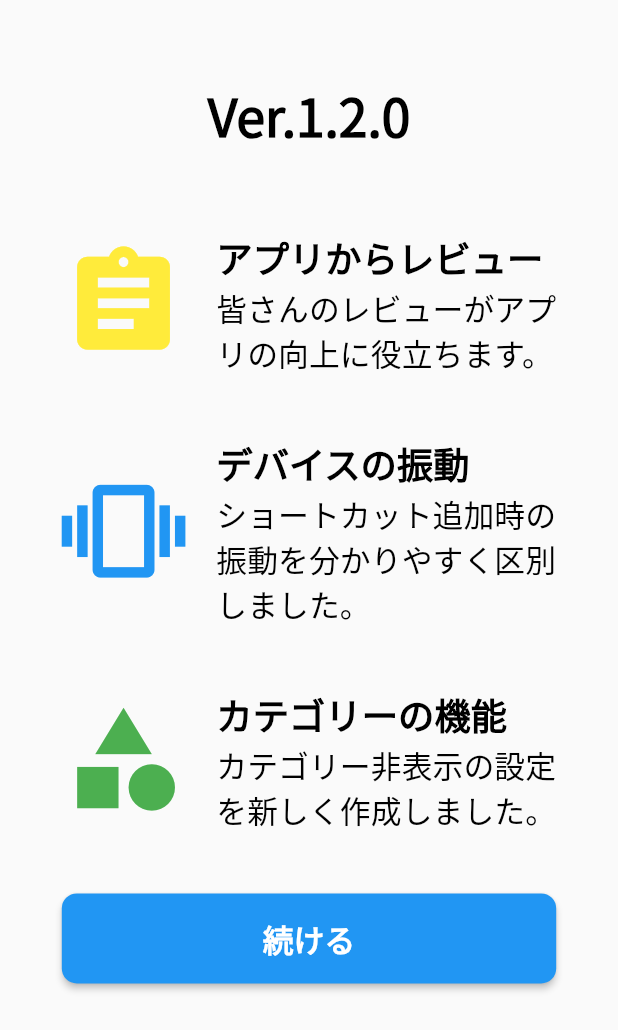
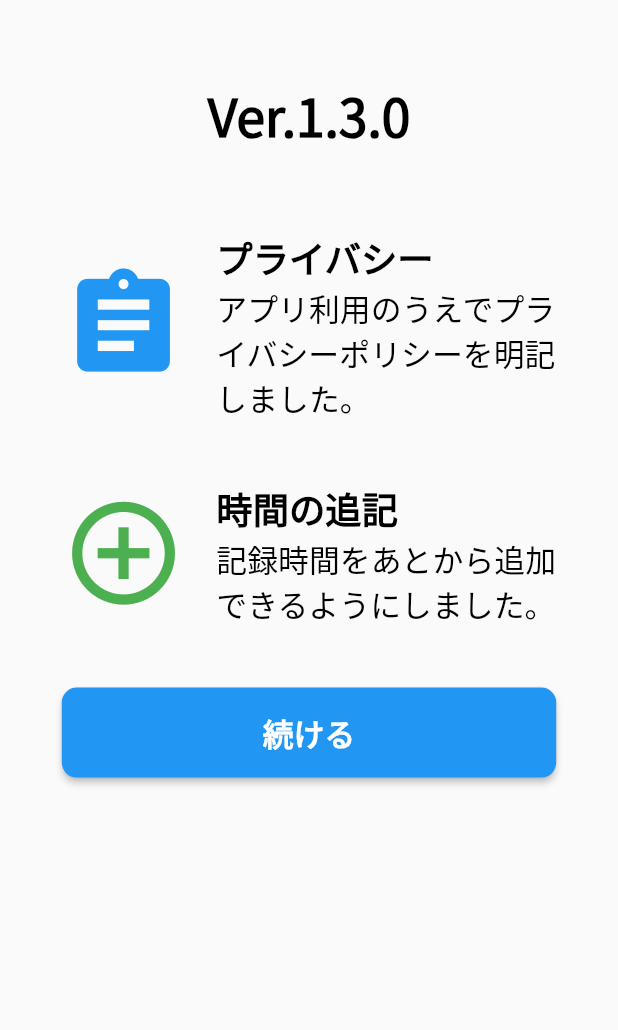
Before and after one commit to thoth000/zikanri, a Flutter app: the UpdateNoticePage screen opened directly, on a phone screen of 412 x 824 dp. Shown: the top 1030 px of the screen. Run offline on Flutter 3.47's test engine with Material 2 defaults, Android fonts, the phone set to English and light mode, and no system bars; our stand-ins replace flutter_local_notifications, flutter_swiper, hive, hive_flutter, package_info, vibration; missing offline and left inert: esys_flutter_share, flutter_circular_chart, launch_review; accounts and stored records are empty.

Commit message:
update情報を更新

```diff
--- a/lib/update_notice.dart
+++ b/lib/update_notice.dart
@@ -19,7 +19,7 @@ class UpdateNoticePage extends StatelessWidget {
           ),
           Center(
             child: Text(
-              "Ver.1.2.0",
+              "Ver.1.3.0",
               style: TextStyle(
                 fontSize: FontSize.xlarge,
                 fontWeight: FontWeight.w700,
@@ -29,13 +29,9 @@ class UpdateNoticePage extends StatelessWidget {
           SizedBox(
             height: displaySize.width / 8,
           ),
-          _Review(),
+          _Privacy(),
           SizedBox(height: displaySize.width / 10),
-          _Vibration(),
-          SizedBox(
-            height: displaySize.width / 10,
-          ),
-          _Category(),
+          _AddTime(),
           SizedBox(
             height: displaySize.width / 10,
           ),
@@ -61,16 +57,6 @@ class UpdateNoticePage extends StatelessWidget {
               ),
               onPressed: () async{
                 await Hive.box('userData').put('version', newVersion);
-                await Hive.box('userData').put('categoryView', [
-                  true,
-                  true,
-                  true,
-                  true,
-                  true,
-                  true,
-                  true,
-                  true,
-                ]);
                 await Provider.of<UserDataNotifier>(context).initialize();
                 Navigator.pushReplacement(
                   context,
@@ -90,7 +76,7 @@ class UpdateNoticePage extends StatelessWidget {
   }
 }
 
-class _Review extends StatelessWidget {
+class _Privacy extends StatelessWidget {
   @override
   Widget build(BuildContext context) {
     return Row(
@@ -107,14 +93,14 @@ class _Review extends StatelessWidget {
             crossAxisAlignment: CrossAxisAlignment.start,
             children: <Widget>[
               Text(
-                "アプリからレビュー",
+                "プライバシー",
                 style: TextStyle(
                   fontSize: FontSize.midium,
                   fontWeight: FontWeight.w700,
                 ),
               ),
               Text(
-                "皆さんのレビューがアプリの向上に役立ちます。",
+                "アプリ利用のうえでプライバシーポリシーを明記しました。",
                 style: TextStyle(
                   fontSize: FontSize.small,
                 ),
@@ -132,13 +118,13 @@ class _Review extends StatelessWidget {
   Widget item() {
     return Icon(
       Icons.assignment,
-      color: Colors.yellow,
+      color: Colors.blue,
       size: displaySize.width / 5,
     );
   }
 }
 
-class _Vibration extends StatelessWidget {
+class _AddTime extends StatelessWidget {
   @override
   Widget build(BuildContext context) {
     return Row(
@@ -155,14 +141,14 @@ class _Vibration extends StatelessWidget {
             crossAxisAlignment: CrossAxisAlignment.start,
             children: <Widget>[
               Text(
-                "デバイスの振動",
+                "時間の追記",
                 style: TextStyle(
                   fontSize: FontSize.midium,
                   fontWeight: FontWeight.w700,
                 ),
               ),
               Text(
-                "ショートカット追加時の振動を分かりやすく区別しました。",
+                "記録時間をあとから追加できるようにしました。",
                 style: TextStyle(
                   fontSize: FontSize.small,
                 ),
@@ -179,55 +165,7 @@ class _Vibration extends StatelessWidget {
 
   Widget item() {
     return Icon(
-      Icons.vibration,
-      color: Colors.blue,
-      size: displaySize.width / 5,
-    );
-  }
-}
-
-class _Category extends StatelessWidget {
-  @override
-  Widget build(BuildContext context) {
-    return Row(
-      children: <Widget>[
-        SizedBox(
-          width: displaySize.width / 10,
-        ),
-        item(),
-        SizedBox(
-          width: displaySize.width / 20,
-        ),
-        Flexible(
-          child: Column(
-            crossAxisAlignment: CrossAxisAlignment.start,
-            children: <Widget>[
-              Text(
-                "カテゴリーの機能",
-                style: TextStyle(
-                  fontSize: FontSize.midium,
-                  fontWeight: FontWeight.w700,
-                ),
-              ),
-              Text(
-                "カテゴリー非表示の設定を新しく作成しました。",
-                style: TextStyle(
-                  fontSize: FontSize.small,
-                ),
-              ),
-            ],
-          ),
-        ),
-        SizedBox(
-          width: displaySize.width / 10,
-        ),
-      ],
-    );
-  }
-
-  Widget item() {
-    return Icon(
-      Icons.category,
+      Icons.add_circle_outline,
       color: Colors.green,
       size: displaySize.width / 5,
     );
```
Also changed, not shown: lib/splash.dart (+2 -19 lines).
